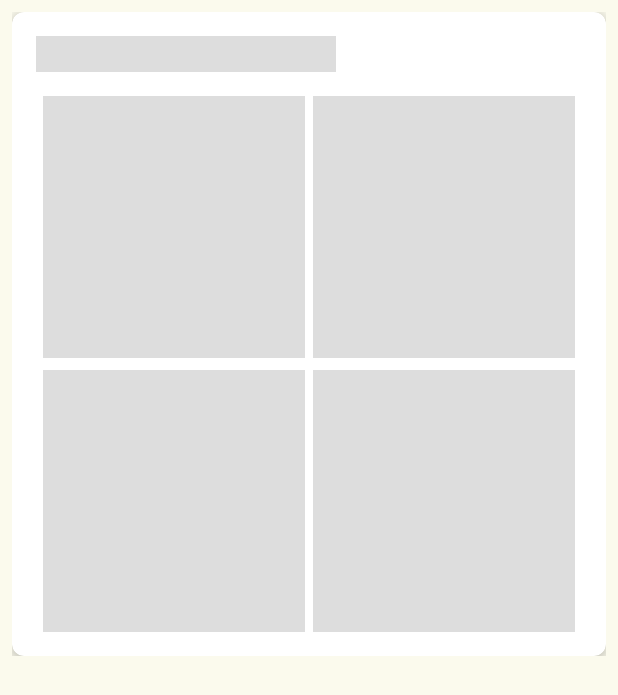
After one commit to thisisjustname/PasswordManager, an Android app: the layout document_item_shimmer.xml on its own in the app's theme, with its tools: preview values and no code run, on a phone screen of 412 x 824 dp. The commit adds this screen. Shown: the top 695 px of the screen. Run offline under Robolectric (Android 15) with nearby library versions, the phone set to English and light mode, and no system bars.

Commit message:
Rounded edges for images have been added

```diff
--- a/app/build.gradle.kts
+++ b/app/build.gradle.kts
@@ -49,10 +49,11 @@ dependencies {
     androidTestImplementation(libs.androidx.espresso.core)
 
     implementation ("com.google.android.flexbox:flexbox:3.0.0")
-    implementation("io.coil-kt:coil:1.4.0")
+    implementation("io.coil-kt:coil:2.7.0")
     implementation ("androidx.security:security-crypto:1.1.0-alpha06")
     implementation ("androidx.paging:paging-runtime-ktx:3.1.1")
     implementation("com.github.bumptech.glide:glide:4.12.0")
+    implementation("com.facebook.shimmer:shimmer:0.5.0")
 
     implementation("androidx.biometric:biometric:1.1.0")
     implementation ("com.google.android.material:material:1.8.0")
@@ -61,5 +62,4 @@ dependencies {
     implementation ("androidx.cardview:cardview:1")
     implementation("com.google.code.gson:gson:2.8.9")
     implementation ("androidx.core:core-ktx:1.10.0")
-
 }
--- /dev/null
+++ b/app/src/main/res/drawable/rounded_corners.xml
@@ -0,0 +1,5 @@
+<?xml version="1.0" encoding="utf-8"?>
+<shape xmlns:android="http://schemas.android.com/apk/res/android">
+    <corners android:radius="8dp"/>
+    <solid android:color="@android:color/white"/>
+</shape>
--- /dev/null
+++ b/app/src/main/res/layout/document_item_shimmer.xml
@@ -0,0 +1,83 @@
+<?xml version="1.0" encoding="utf-8"?>
+<com.facebook.shimmer.ShimmerFrameLayout
+    xmlns:android="http://schemas.android.com/apk/res/android"
+    xmlns:app="http://schemas.android.com/apk/res-auto"
+    android:layout_width="match_parent"
+    android:layout_height="wrap_content"
+    android:layout_margin="8dp">
+
+    <androidx.cardview.widget.CardView
+        android:layout_width="match_parent"
+        android:layout_height="wrap_content"
+        app:cardCornerRadius="8dp"
+        app:cardElevation="4dp">
+
+        <LinearLayout
+            android:layout_width="match_parent"
+            android:layout_height="wrap_content"
+            android:orientation="vertical"
+            android:padding="16dp">
+
+            <View
+                android:layout_width="200dp"
+                android:layout_height="24dp"
+                android:background="@color/shimmer_color" />
+
+            <androidx.constraintlayout.widget.ConstraintLayout
+                android:layout_width="match_parent"
+                android:layout_height="wrap_content"
+                android:layout_marginTop="16dp">
+
+                <View
+                    android:id="@+id/shimmerThumbnail1"
+                    android:layout_width="0dp"
+                    android:layout_height="0dp"
+                    app:layout_constraintDimensionRatio="1:1"
+                    app:layout_constraintTop_toTopOf="parent"
+                    app:layout_constraintStart_toStartOf="parent"
+                    app:layout_constraintEnd_toStartOf="@id/shimmerThumbnail2"
+                    app:layout_constraintWidth_percent="0.48"
+                    android:background="@color/shimmer_color" />
+
+                <View
+                    android:id="@+id/shimmerThumbnail2"
+                    android:layout_width="0dp"
+                    android:layout_height="0dp"
+                    app:layout_constraintDimensionRatio="1:1"
+                    app:layout_constraintTop_toTopOf="parent"
+                    app:layout_constraintStart_toEndOf="@id/shimmerThumbnail1"
+                    app:layout_constraintEnd_toEndOf="parent"
+                    app:layout_constraintWidth_percent="0.48"
+                    android:background="@color/shimmer_color" />
+
+                <View
+                    android:id="@+id/shimmerThumbnail3"
+                    android:layout_width="0dp"
+                    android:layout_height="0dp"
+                    app:layout_constraintDimensionRatio="1:1"
+                    app:layout_constraintTop_toBottomOf="@id/shimmerThumbnail1"
+                    app:layout_constraintStart_toStartOf="parent"
+                    app:layout_constraintEnd_toStartOf="@id/shimmerThumbnail4"
+                    app:layout_constraintWidth_percent="0.48"
+                    android:layout_marginTop="8dp"
+                    android:background="@color/shimmer_color" />
+
+                <View
+                    android:id="@+id/shimmerThumbnail4"
+                    android:layout_width="0dp"
+                    android:layout_height="0dp"
+                    app:layout_constraintDimensionRatio="1:1"
+                    app:layout_constraintTop_toBottomOf="@id/shimmerThumbnail2"
+                    app:layout_constraintStart_toEndOf="@id/shimmerThumbnail3"
+                    app:layout_constraintEnd_toEndOf="parent"
+                    app:layout_constraintWidth_percent="0.48"
+                    android:layout_marginTop="8dp"
+                    android:background="@color/shimmer_color" />
+
+            </androidx.constraintlayout.widget.ConstraintLayout>
+
+        </LinearLayout>
+
+    </androidx.cardview.widget.CardView>
+
+</com.facebook.shimmer.ShimmerFrameLayout>
--- a/app/src/main/res/values-night/colors.xml
+++ b/app/src/main/res/values-night/colors.xml
@@ -15,6 +15,7 @@
     <color name="md_theme_error">#FFB4AB</color>
     <color name="md_theme_onError">#690005</color>
     <color name="md_theme_errorContainer">#93000A</color>
+    <color name="shimmer_color">#DDDDDD</color>
     <color name="md_theme_onErrorContainer">#FFDAD6</color>
     <color name="md_theme_background">#13140D</color>
     <color name="md_theme_onBackground">#E4E3D7</color>
--- a/app/src/main/res/values/colors.xml
+++ b/app/src/main/res/values/colors.xml
@@ -18,6 +18,7 @@
     <color name="md_theme_onErrorContainer">#410002</color>
     <color name="md_theme_background">#FBFAED</color>
     <color name="md_theme_onBackground">#1B1C15</color>
+    <color name="shimmer_color">#DDDDDD</color>
     <color name="md_theme_surface">#FBFAED</color>
     <color name="md_theme_onSurface">#1B1C15</color>
     <color name="md_theme_surfaceVariant">#E3E4D3</color>
```
Also changed, not shown: app/src/main/java/com/example/passwordmanager/RoundedCornersTransformation.kt (added, +47 -0 lines), app/src/main/java/com/example/passwordmanager/documents/DocumentAdapter.kt (+69 -18 lines), app/src/main/java/com/example/passwordmanager/documents/DocumentsFragment.kt (+25 -6 lines).
